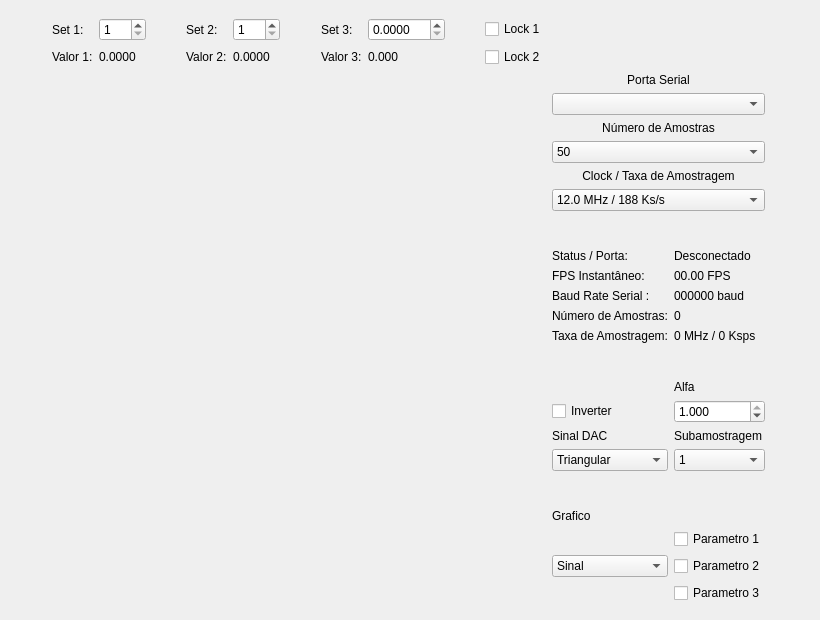
danielb-28/lab, file GUI/QT_ADC_1/mainwindow.ui: the form before one commit.
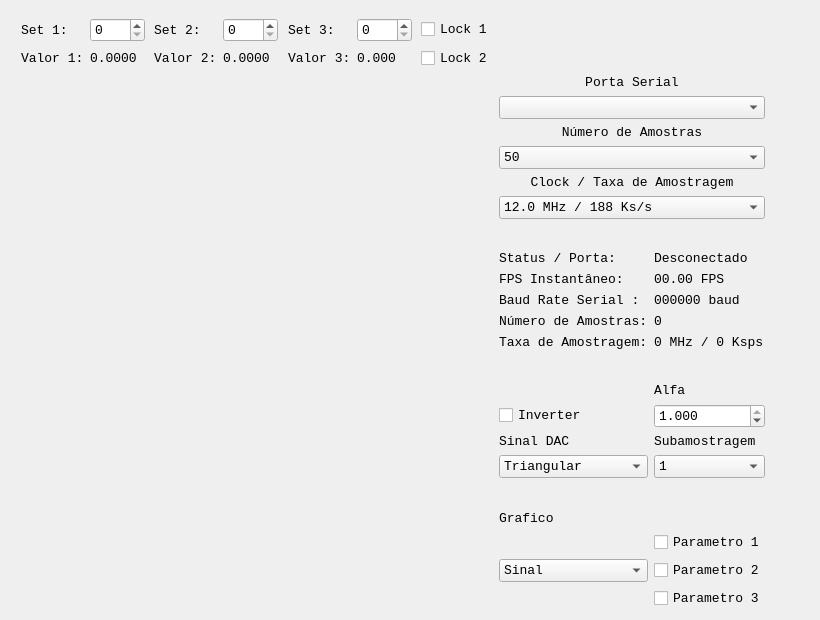
The form after the commit. Custom widgets are drawn as their Qt base class.

```diff
--- a/GUI/QT_ADC_1/mainwindow.ui
+++ b/GUI/QT_ADC_1/mainwindow.ui
@@ -10,6 +10,14 @@
     <height>620</height>
    </rect>
   </property>
+  <property name="font">
+   <font>
+    <family>Monospace</family>
+    <pointsize>10</pointsize>
+    <weight>50</weight>
+    <bold>false</bold>
+   </font>
+  </property>
   <property name="windowTitle">
    <string>Interface ADC mbed</string>
   </property>
@@ -290,10 +298,16 @@
          <property name="text">
           <string>Valor 2:</string>
          </property>
+         <property name="wordWrap">
+          <bool>false</bool>
+         </property>
         </widget>
        </item>
        <item row="1" column="7">
         <widget class="QLabel" name="label_13">
+         <property name="frameShape">
+          <enum>QFrame::NoFrame</enum>
+         </property>
          <property name="text">
           <string>Valor 3:</string>
          </property>
@@ -431,7 +445,7 @@
           <number>0</number>
          </property>
          <property name="minimum">
-          <double>1.000000000000000</double>
+          <double>0.000000000000000</double>
          </property>
          <property name="maximum">
           <double>255.000000000000000</double>
@@ -447,7 +461,7 @@
           <number>0</number>
          </property>
          <property name="minimum">
-          <double>1.000000000000000</double>
+          <double>0.000000000000000</double>
          </property>
          <property name="maximum">
           <double>255.000000000000000</double>
@@ -460,10 +474,10 @@
        <item row="0" column="8">
         <widget class="QDoubleSpinBox" name="doubleSpinBox_set3">
          <property name="decimals">
-          <number>4</number>
+          <number>0</number>
          </property>
          <property name="maximum">
-          <double>100.000000000000000</double>
+          <double>255.000000000000000</double>
          </property>
          <property name="singleStep">
           <double>0.500000000000000</double>
@@ -744,10 +758,13 @@
        <property name="orientation">
         <enum>Qt::Vertical</enum>
        </property>
+       <property name="sizeType">
+        <enum>QSizePolicy::Fixed</enum>
+       </property>
        <property name="sizeHint" stdset="0">
         <size>
          <width>20</width>
-         <height>40</height>
+         <height>20</height>
         </size>
        </property>
       </spacer>
```
Left out of the diff: 7 changed lines with no effect on the pictures.
